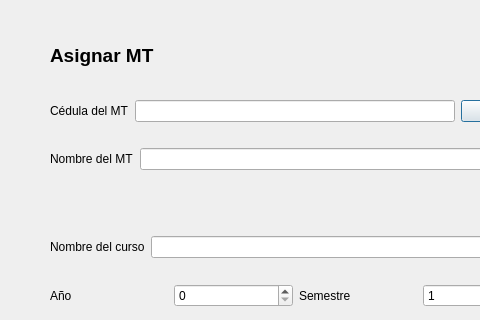
Old version of the form SGC/Vista/AsignarMT.ui in the repository fernandosanchez1128/SGC; both pictures show x 0 to 480 and y 0 to 320 of the 630 by 540 pixel window.
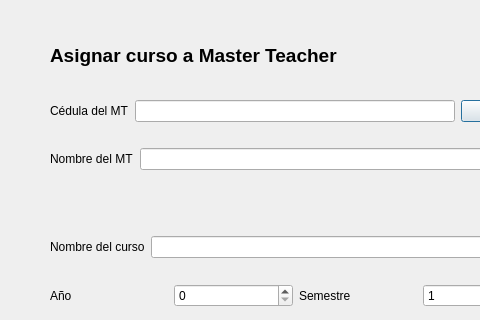
New version of the form.

The edit to the form file:
```diff
--- a/SGC/Vista/AsignarMT.ui
+++ b/SGC/Vista/AsignarMT.ui
@@ -165,12 +165,12 @@
     <rect>
      <x>50</x>
      <y>40</y>
-     <width>121</width>
+     <width>291</width>
      <height>31</height>
     </rect>
    </property>
    <property name="text">
-    <string>&lt;html&gt;&lt;head/&gt;&lt;body&gt;&lt;p&gt;&lt;span style=&quot; font-size:14pt; font-weight:600;&quot;&gt;Asignar MT&lt;/span&gt;&lt;/p&gt;&lt;/body&gt;&lt;/html&gt;</string>
+    <string>&lt;html&gt;&lt;head/&gt;&lt;body&gt;&lt;p&gt;&lt;span style=&quot; font-size:14pt; font-weight:600;&quot;&gt;Asignar curso a Master Teacher&lt;/span&gt;&lt;/p&gt;&lt;/body&gt;&lt;/html&gt;</string>
    </property>
   </widget>
   <widget class="QPushButton" name="btAsignar">
```
